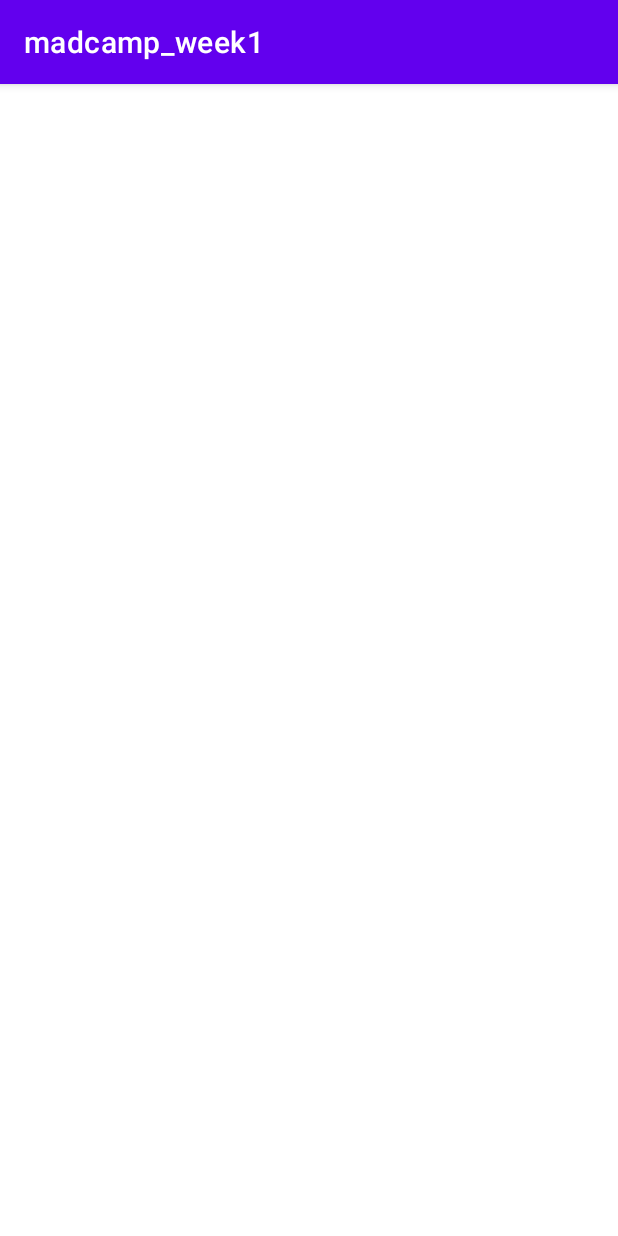
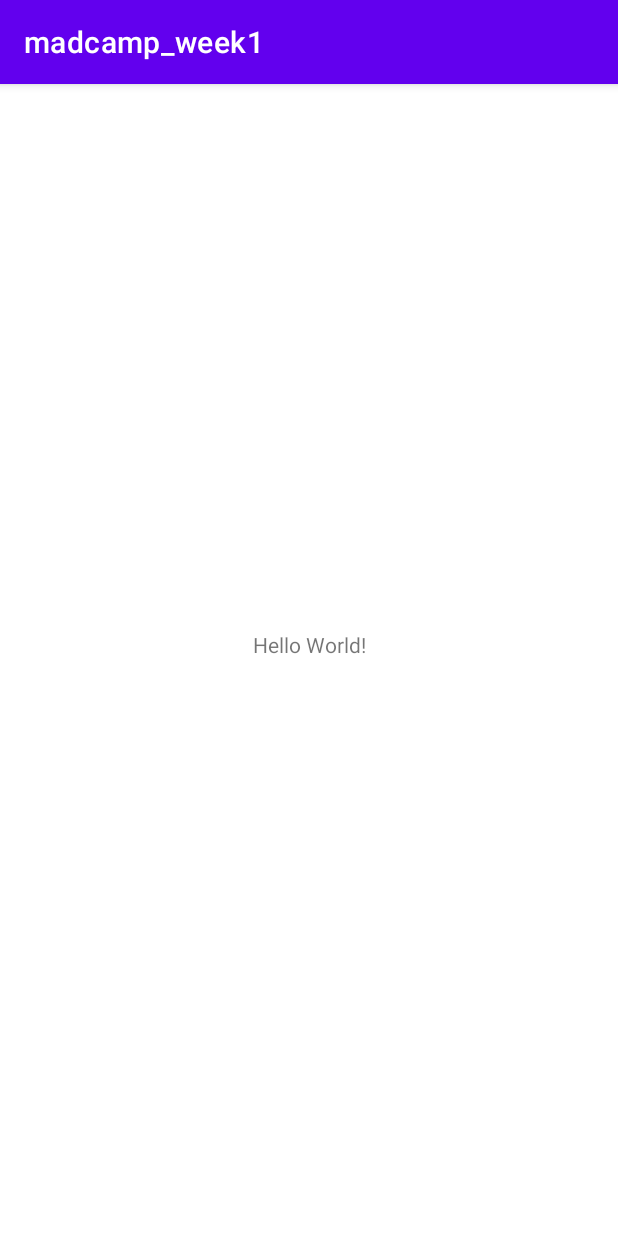
Before and after one commit to ssook1222/madcamp_week1, an Android app: the screen it shows after launch (MainActivity), on a phone screen of 412 x 824 dp. Run offline under Robolectric (Android 15) with nearby library versions, the phone set to English and light mode, and no system bars.

Commit message:
Hello world

```diff
--- a/madcamp_week1/app/src/main/res/layout/activity_main.xml
+++ b/madcamp_week1/app/src/main/res/layout/activity_main.xml
@@ -6,4 +6,16 @@
     android:layout_height="match_parent"
     tools:context=".MainActivity">
 
+    <TextView
+        android:id="@+id/textView"
+        android:layout_width="120dp"
+        android:layout_height="40dp"
+        android:text="Hello World!"
+        android:textAlignment="center"
+        app:layout_constraintBottom_toBottomOf="parent"
+        app:layout_constraintEnd_toEndOf="parent"
+        app:layout_constraintStart_toStartOf="parent"
+        app:layout_constraintTop_toTopOf="parent"
+        android:gravity="center_horizontal" />
+
 </androidx.constraintlayout.widget.ConstraintLayout>
```
